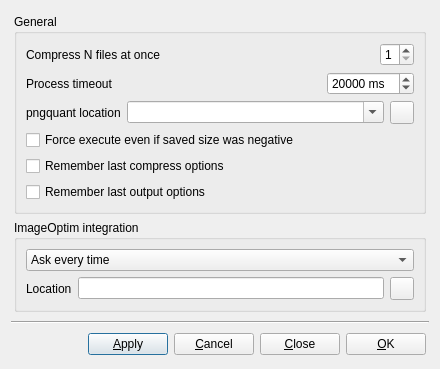
Above: src/preferences_dialog/pngyupreferencesdialog.ui from nukesaq88/Pngyu before the change. Below: the same form after it.
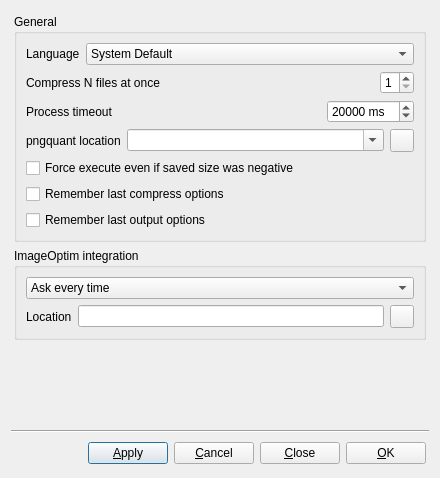
That is the form after the change. Icons and pictures are not drawn.

Diff of the .ui file:
```diff
--- a/src/preferences_dialog/pngyupreferencesdialog.ui
+++ b/src/preferences_dialog/pngyupreferencesdialog.ui
@@ -7,7 +7,7 @@
     <x>0</x>
     <y>0</y>
     <width>440</width>
-    <height>355</height>
+    <height>478</height>
    </rect>
   </property>
   <property name="windowTitle">
@@ -85,7 +85,7 @@
          <bool>true</bool>
         </property>
         <layout class="QGridLayout" name="gridLayout_5">
-         <item row="0" column="0" colspan="2">
+         <item row="1" column="0" colspan="2">
           <widget class="QWidget" name="widget_n_jbs" native="true">
            <layout class="QGridLayout" name="gridLayout_6">
             <property name="margin">
@@ -117,7 +117,7 @@
            </layout>
           </widget>
          </item>
-         <item row="1" column="0" colspan="2">
+         <item row="2" column="0" colspan="2">
           <widget class="QWidget" name="widget_timeout" native="true">
            <layout class="QGridLayout" name="gridLayout_timeout">
             <property name="margin">
@@ -158,7 +158,14 @@
            </layout>
           </widget>
          </item>
-         <item row="2" column="0" colspan="2">
+         <item row="5" column="0" colspan="2">
+          <widget class="QCheckBox" name="checkBox_save_compress_options">
+           <property name="text">
+            <string>Remember last compress options</string>
+           </property>
+          </widget>
+         </item>
+         <item row="3" column="0" colspan="2">
           <widget class="QWidget" name="widget_pngquant_path" native="true">
            <layout class="QGridLayout" name="gridLayout_7">
             <property name="margin">
@@ -198,27 +205,61 @@
            </layout>
           </widget>
          </item>
-         <item row="3" column="0" colspan="2">
+         <item row="4" column="0" colspan="2">
           <widget class="QCheckBox" name="checkBox_force_execute">
            <property name="text">
             <string>Force execute even if saved size was negative</string>
            </property>
           </widget>
          </item>
-         <item row="4" column="0" colspan="2">
-          <widget class="QCheckBox" name="checkBox_save_compress_options">
-           <property name="text">
-            <string>Remember last compress options</string>
-           </property>
-          </widget>
-         </item>
-         <item row="5" column="0" colspan="2">
+         <item row="6" column="0" colspan="2">
           <widget class="QCheckBox" name="checkBox_save_output_options">
            <property name="text">
             <string>Remember last output options</string>
            </property>
           </widget>
          </item>
+         <item row="0" column="0" colspan="2">
+          <widget class="QWidget" name="widget_language" native="true">
+           <layout class="QGridLayout" name="gridLayout_language">
+            <property name="margin" stdset="0">
+             <number>0</number>
+            </property>
+            <item row="0" column="0">
+             <widget class="QLabel" name="label_language">
+              <property name="text">
+               <string>Language</string>
+              </property>
+             </widget>
+            </item>
+            <item row="0" column="1">
+             <widget class="QComboBox" name="comboBox_language">
+              <property name="sizePolicy">
+               <sizepolicy hsizetype="Expanding" vsizetype="Expanding">
+                <horstretch>0</horstretch>
+                <verstretch>0</verstretch>
+               </sizepolicy>
+              </property>
+              <item>
+               <property name="text">
+                <string>System Default</string>
+               </property>
+              </item>
+              <item>
+               <property name="text">
+                <string>English</string>
+               </property>
+              </item>
+              <item>
+               <property name="text">
+                <string>日本語</string>
+               </property>
+              </item>
+             </widget>
+            </item>
+           </layout>
+          </widget>
+         </item>
         </layout>
        </widget>
       </item>
```
Left out of the diff: 27 changed lines with no effect on the pictures.
